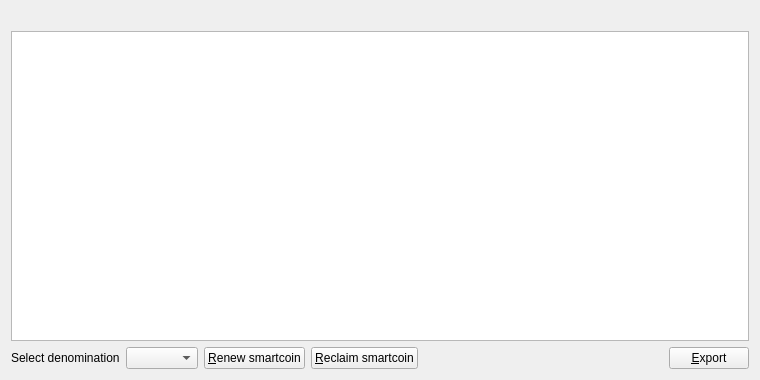
Mythicaler/Smartcoin-core, file src/qt/forms/zerocoinpage.ui: the form before one commit.
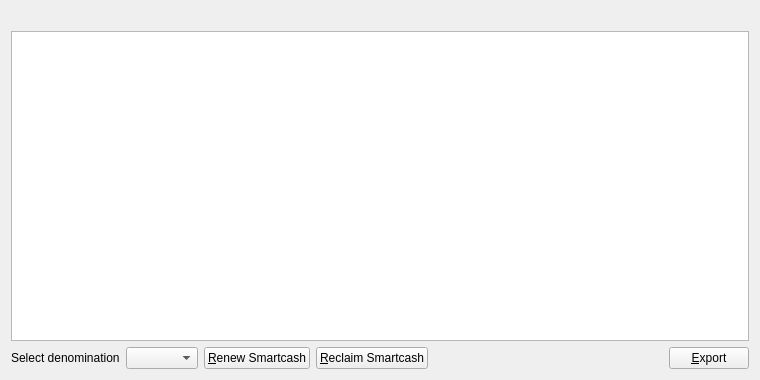
The form after the commit. Icons and pictures are not drawn.

```diff
--- a/src/qt/forms/zerocoinpage.ui
+++ b/src/qt/forms/zerocoinpage.ui
@@ -67,7 +67,7 @@
         <string>Renew smartcoin</string>
        </property>
        <property name="text">
-        <string>&amp;Renew smartcoin</string>
+        <string>&amp;Renew Smartcash</string>
        </property>
        <property name="icon">
         <iconset>
@@ -84,7 +84,7 @@
         <string>Reclaim smartcoin</string>
        </property>
        <property name="text">
-        <string>&amp;Reclaim smartcoin</string>
+        <string>&amp;Reclaim Smartcash</string>
        </property>
        <property name="icon">
         <iconset>
```
Left out of the diff: 4 changed lines with no effect on the pictures.
